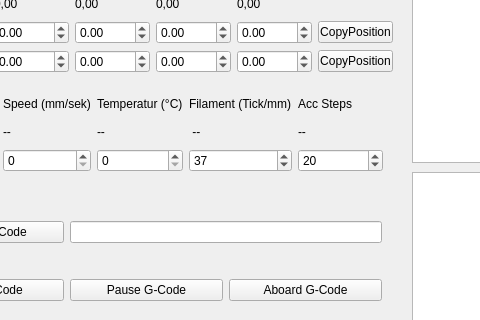
Above: CNC_MultiTool_GUI/mainwindow.ui from CNCMultiTool/CNC_MultiTool before the change; both pictures show x 108 to 588 and y 307 to 627 of the 1028 by 773 pixel window. Below: the same form after it.
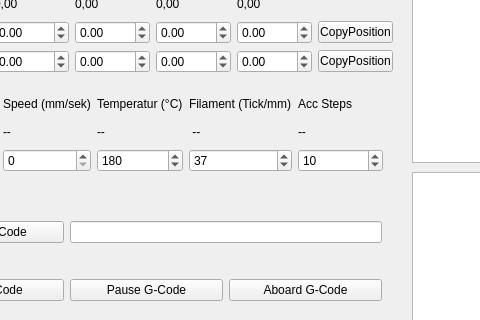
That is the form after the change.

Diff of the .ui file:
```diff
--- a/CNC_MultiTool_GUI/mainwindow.ui
+++ b/CNC_MultiTool_GUI/mainwindow.ui
@@ -818,6 +818,9 @@
        <property name="maximum">
         <number>999</number>
        </property>
+       <property name="value">
+        <number>180</number>
+       </property>
       </widget>
      </item>
      <item row="2" column="1">
@@ -854,7 +857,7 @@
         <number>999</number>
        </property>
        <property name="value">
-        <number>20</number>
+        <number>10</number>
        </property>
       </widget>
      </item>
```
